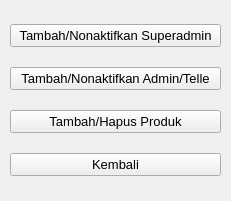
Before: the Qt Designer form mainFiles/assets/ui/superadminUi.ui in NathanielClarence/telemarketingdb, drawn with Qt 5.
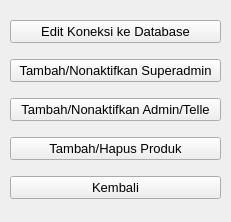
After: the same form once the commit is applied.

Patch:
```diff
--- a/mainFiles/assets/ui/superadminUi.ui
+++ b/mainFiles/assets/ui/superadminUi.ui
@@ -7,7 +7,7 @@
     <x>0</x>
     <y>0</y>
     <width>231</width>
-    <height>201</height>
+    <height>222</height>
    </rect>
   </property>
   <property name="windowTitle">
@@ -19,10 +19,22 @@
      <x>10</x>
      <y>10</y>
      <width>211</width>
-     <height>181</height>
+     <height>201</height>
     </rect>
    </property>
    <layout class="QVBoxLayout" name="verticalLayout">
+    <item>
+     <widget class="QPushButton" name="btn_dbEdit">
+      <property name="font">
+       <font>
+        <pointsize>10</pointsize>
+       </font>
+      </property>
+      <property name="text">
+       <string>Edit Koneksi ke Database</string>
+      </property>
+     </widget>
+    </item>
     <item>
      <widget class="QPushButton" name="btn_addSuperadmin">
       <property name="font">
```
